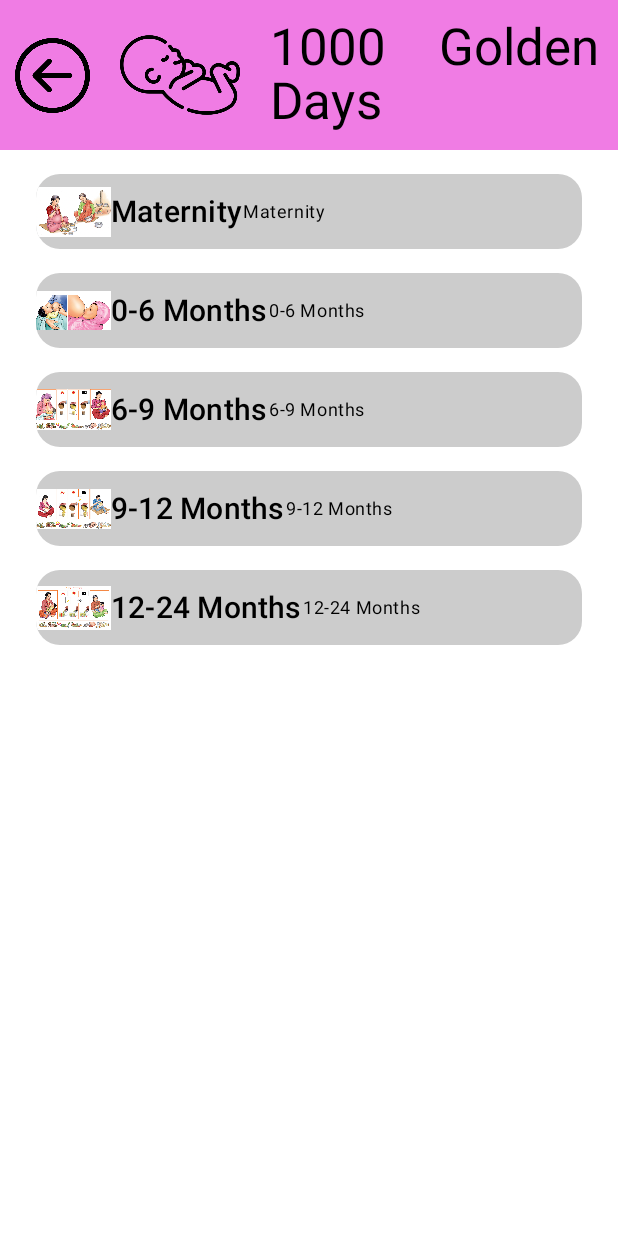
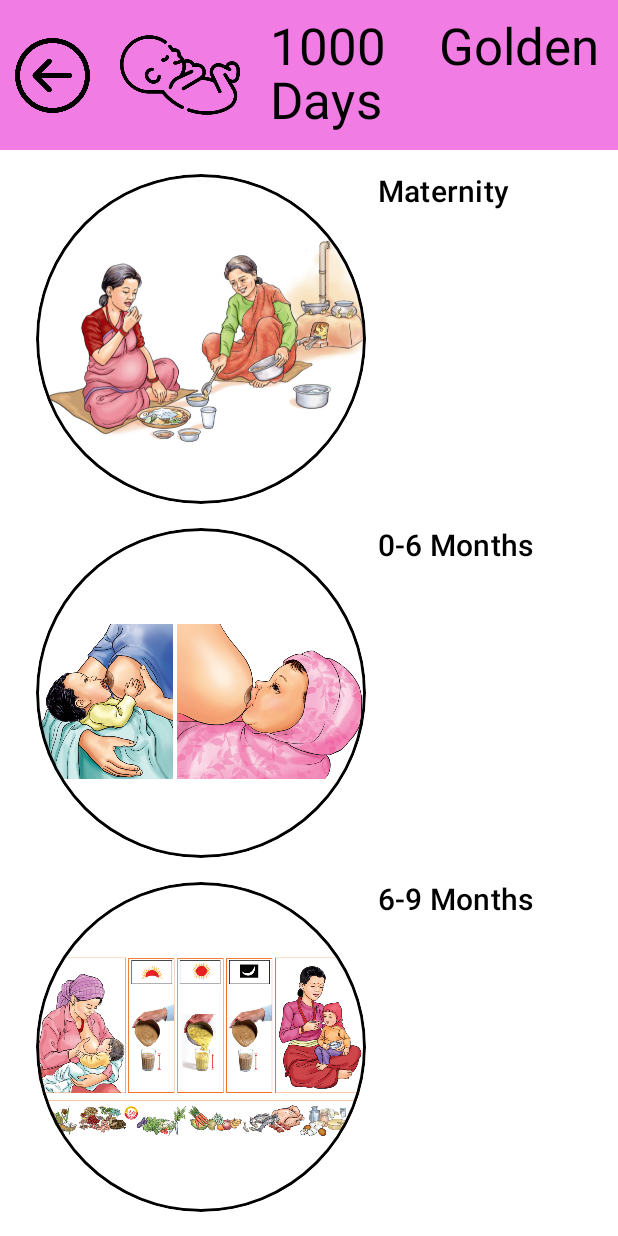
Before and after one commit to s195481/SundMadINepal, an Android app built with Jetpack Compose: the goldenDays screen opened through its navigation route, on a phone screen of 412 x 824 dp. Run offline under Robolectric (Android 15) with nearby library versions, the phone set to English and light mode, and no system bars.

Commit message:
Heavily edited GoldenDays

```diff
--- a/app/src/main/java/com/example/sundmadinepal/MainActivity.kt
+++ b/app/src/main/java/com/example/sundmadinepal/MainActivity.kt
@@ -5,9 +5,12 @@ import androidx.activity.ComponentActivity
 import androidx.activity.compose.setContent
 import androidx.compose.foundation.Image
 import androidx.compose.foundation.background
+import androidx.compose.foundation.border
+import androidx.compose.foundation.gestures.scrollable
 import androidx.compose.foundation.layout.*
 import androidx.compose.foundation.lazy.LazyColumn
 import androidx.compose.foundation.lazy.items
+import androidx.compose.foundation.shape.CircleShape
 import androidx.compose.foundation.shape.CornerSize
 import androidx.compose.foundation.shape.RoundedCornerShape
 import androidx.compose.material.Icon
@@ -73,7 +76,7 @@ fun DefaultPreview() {
         val navController = rememberNavController()
         //MainComposable(navController)
         //RecipesComposable(navController)
-        //GoldenDaysComposable(navController)
+        GoldenDaysComposable(navController)
         //GoldenDaysMaternityComposable(navController)
         //GoldenDaysFirstPeriodComposable(navController)
         //GoldenDaysSecondPeriodComposable(navController)
@@ -217,7 +220,7 @@ fun GoldenDaysComposable(navController: NavController) {
         )
 
         LazyColumn(
-            contentPadding = PaddingValues(horizontal = 16.dp, vertical = 8.dp)
+            contentPadding = PaddingValues(horizontal = 16.dp, vertical = 8.dp),
         ) {
             items(
                 items = goldenDays,
@@ -228,69 +231,56 @@ fun GoldenDaysComposable(navController: NavController) {
     }
 }
 
+
 @Composable
 fun GoldenDaysListItem(navController: NavController, goldenDays: GoldenDays) {
-    Column(
-        horizontalAlignment = Alignment.Start,
-        verticalArrangement = Arrangement.Top,
-        modifier = Modifier
-            .fillMaxSize()
-            .padding(8.dp)
-            .clip(RoundedCornerShape(corner = CornerSize(16.dp)))
-    ) {
-        Row(
-            horizontalArrangement = Arrangement.Start,
-            verticalAlignment = Alignment.CenterVertically,
-            modifier = Modifier
-                .fillMaxWidth()
-                .background(Color.LightGray)
-        ) {
+    val imageSize: Int = 220
+    val imagePadding: Int = 0
+    Row(modifier = Modifier.padding(all = 8.dp)) {
         IconButton(
             onClick = {
                 navController.navigate(goldenDays.goldenDayPeriod)
-                }
+            },
+            modifier = Modifier
+                .apply { padding(imagePadding.dp) }
+                .size(imageSize.dp)
+                .clip(CircleShape)
+                .border(1.5.dp, Color.Black, CircleShape)
         ) {
             if (goldenDays.goldenDayPicture == "maternity") {
                 Image(
                     painter = painterResource(R.drawable.maternity),
-                        contentDescription = goldenDays.goldenDayPeriod,
-                        modifier = Modifier.size(50.dp).apply { padding(70.dp) }
+                    contentDescription = goldenDays.goldenDayPeriod
                 )
             } else if (goldenDays.goldenDayPicture == "zerotosixmonths") {
                 Image(
                     painter = painterResource(R.drawable.zerotosixsmonth),
-                        contentDescription = goldenDays.goldenDayPeriod,
-                        modifier = Modifier.size(50.dp).apply { padding(70.dp) }
+                    contentDescription = goldenDays.goldenDayPeriod
                 )
             } else if (goldenDays.goldenDayPicture == "sixtoninemonths") {
                 Image(
                     painter = painterResource(R.drawable.sixtoninemonths),
-                        contentDescription = goldenDays.goldenDayPeriod,
-                        modifier = Modifier.size(50.dp).apply { padding(70.dp) }
+                    contentDescription = goldenDays.goldenDayPeriod
                 )
             } else if (goldenDays.goldenDayPicture == "ninetotwelvemonths") {
                 Image(
                     painter = painterResource(R.drawable.ninetotwelvemonths),
-                        contentDescription = goldenDays.goldenDayPeriod,
-                        modifier = Modifier.size(50.dp).apply { padding(70.dp) }
+                    contentDescription = goldenDays.goldenDayPeriod
                 )
             } else if (goldenDays.goldenDayPicture == "twelvetotwentyfourmonths") {
                 Image(
                     painter = painterResource(R.drawable.twelvetotwentyfourmonths),
-                        contentDescription = goldenDays.goldenDayPeriod,
-                        modifier = Modifier.size(50.dp).apply { padding(70.dp) }
+                    contentDescription = goldenDays.goldenDayPeriod
                 )
             } else {
                 Image(
                     painter = painterResource(R.drawable.information),
-                        contentDescription = goldenDays.goldenDayPeriod,
-                        modifier = Modifier.size(50.dp).apply { padding(70.dp) }
+                    contentDescription = goldenDays.goldenDayPeriod
                 )
             }
         }
+        Spacer(modifier = Modifier.width(8.dp))
         Text(text = goldenDays.goldenDayPeriod, style = MaterialTheme.typography.h6)
-            Text(text = goldenDays.goldenDayTex, style = MaterialTheme.typography.caption)
-        }
     }
 }
 
```
Lines whose indentation alone changed are shown as unchanged.
